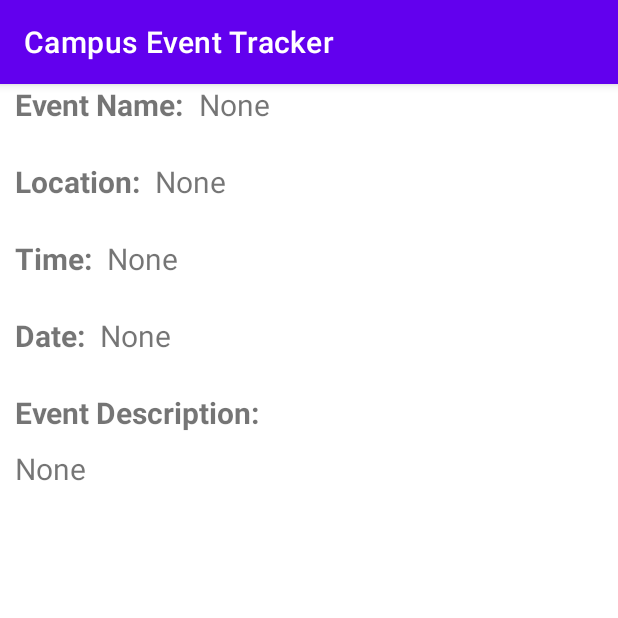
After one commit to CAnsbach/CIT498, an Android app: the EventInfoActivity screen opened directly, with no data from a screen before it, on a phone screen of 412 x 824 dp, the top half of it. The commit adds this screen. Run offline under Robolectric (Android 15) with nearby library versions, the phone set to English and light mode, and no system bars.

Commit message:
Added RecyclerView
Added necessary code for the RecyclerView to be filled with information received from the website JSON file. Also began the creation of the EventInfoActivity Activity.

```diff
--- a/CampusEventTracker/app/src/main/AndroidManifest.xml
+++ b/CampusEventTracker/app/src/main/AndroidManifest.xml
@@ -11,6 +11,9 @@
         android:roundIcon="@mipmap/ic_launcher_round"
         android:supportsRtl="true"
         android:theme="@style/Theme.CampusEventTracker">
+        <activity
+            android:name=".EventInfoActivity"
+            android:exported="true" />
         <activity
             android:name=".EventHomeScreen"
             android:exported="true" />
--- /dev/null
+++ b/CampusEventTracker/app/src/main/java/com/example/campuseventtracker/EventInfoActivity.java
@@ -0,0 +1,14 @@
+package com.example.campuseventtracker;
+
+import androidx.appcompat.app.AppCompatActivity;
+
+import android.os.Bundle;
+
+public class EventInfoActivity extends AppCompatActivity {
+
+    @Override
+    protected void onCreate(Bundle savedInstanceState) {
+        super.onCreate(savedInstanceState);
+        setContentView(R.layout.activity_event_info);
+    }
+}
--- /dev/null
+++ b/CampusEventTracker/app/src/main/res/layout/activity_event_info.xml
@@ -0,0 +1,128 @@
+<?xml version="1.0" encoding="utf-8"?>
+<androidx.constraintlayout.widget.ConstraintLayout xmlns:android="http://schemas.android.com/apk/res/android"
+    xmlns:app="http://schemas.android.com/apk/res-auto"
+    xmlns:tools="http://schemas.android.com/tools"
+    android:layout_width="match_parent"
+    android:layout_height="match_parent"
+    tools:context=".EventInfoActivity">
+
+    <TextView
+        android:id="@+id/txtEventInfoName"
+        android:layout_width="wrap_content"
+        android:layout_height="wrap_content"
+        android:layout_marginStart="10dp"
+        android:text="@string/txtEventInfo_Name"
+        android:textSize="20sp"
+        android:textStyle="bold"
+        app:layout_constraintEnd_toEndOf="parent"
+        app:layout_constraintHorizontal_bias="0.0"
+        app:layout_constraintStart_toStartOf="parent"
+        app:layout_constraintTop_toTopOf="parent" />
+
+    <TextView
+        android:id="@+id/txtEventInfoLocation"
+        android:layout_width="wrap_content"
+        android:layout_height="wrap_content"
+        android:layout_marginStart="10dp"
+        android:layout_marginTop="24dp"
+        android:text="@string/txtEventInfo_Location"
+        android:textSize="20sp"
+        android:textStyle="bold"
+        app:layout_constraintEnd_toEndOf="parent"
+        app:layout_constraintHorizontal_bias="0.0"
+        app:layout_constraintStart_toStartOf="parent"
+        app:layout_constraintTop_toBottomOf="@+id/txtEventInfoName" />
+
+    <TextView
+        android:id="@+id/txtEventInfoDescription"
+        android:layout_width="wrap_content"
+        android:layout_height="wrap_content"
+        android:layout_marginStart="10dp"
+        android:layout_marginTop="24dp"
+        android:text="@string/txtEventInfo_Description"
+        android:textSize="20sp"
+        android:textStyle="bold"
+        app:layout_constraintEnd_toEndOf="parent"
+        app:layout_constraintHorizontal_bias="0.0"
+        app:layout_constraintStart_toStartOf="parent"
+        app:layout_constraintTop_toBottomOf="@+id/txtEventInfoDate" />
+
+    <TextView
+        android:id="@+id/txtEventInfoDate"
+        android:layout_width="wrap_content"
+        android:layout_height="wrap_content"
+        android:layout_marginStart="10dp"
+        android:layout_marginTop="24dp"
+        android:text="@string/txtEventInfo_Date"
+        android:textSize="20sp"
+        android:textStyle="bold"
+        app:layout_constraintStart_toStartOf="parent"
+        app:layout_constraintTop_toBottomOf="@+id/txtEventInfoTime" />
+
+    <TextView
+        android:id="@+id/txtEventInfoTime"
+        android:layout_width="wrap_content"
+        android:layout_height="wrap_content"
+        android:layout_marginStart="10dp"
+        android:layout_marginTop="24dp"
+        android:text="@string/txtEventInfo_Time"
+        android:textSize="20sp"
+        android:textStyle="bold"
+        app:layout_constraintStart_toStartOf="parent"
+        app:layout_constraintTop_toBottomOf="@+id/txtEventInfoLocation" />
+
+    <TextView
+        android:id="@+id/txtDispEventName"
+        android:layout_width="wrap_content"
+        android:layout_height="wrap_content"
+        android:layout_marginStart="10dp"
+        android:text="@string/txtEventInfo_default"
+        android:textSize="20sp"
+        app:layout_constraintStart_toEndOf="@+id/txtEventInfoName"
+        app:layout_constraintTop_toTopOf="parent" />
+
+    <TextView
+        android:id="@+id/txtDispEventLocation"
+        android:layout_width="wrap_content"
+        android:layout_height="wrap_content"
+        android:layout_marginStart="10dp"
+        android:layout_marginTop="24dp"
+        android:text="@string/txtEventInfo_default"
+        android:textSize="20sp"
+        app:layout_constraintStart_toEndOf="@+id/txtEventInfoLocation"
+        app:layout_constraintTop_toBottomOf="@+id/txtDispEventName" />
+
+    <TextView
+        android:id="@+id/txtDispEventDescription"
+        android:layout_width="wrap_content"
+        android:layout_height="wrap_content"
+        android:layout_marginStart="10dp"
+        android:layout_marginTop="10dp"
+        android:text="@string/txtEventInfo_default"
+        android:textSize="20sp"
+        app:layout_constraintStart_toStartOf="parent"
+        app:layout_constraintTop_toBottomOf="@+id/txtEventInfoDescription" />
+
+    <TextView
+        android:id="@+id/txtDispEventDate"
+        android:layout_width="wrap_content"
+        android:layout_height="wrap_content"
+        android:layout_marginStart="10dp"
+        android:layout_marginTop="24dp"
+        android:text="@string/txtEventInfo_default"
+        android:textSize="20sp"
+        app:layout_constraintStart_toEndOf="@+id/txtEventInfoDate"
+        app:layout_constraintTop_toBottomOf="@+id/txtDispEventTime" />
+
+    <TextView
+        android:id="@+id/txtDispEventTime"
+        android:layout_width="wrap_content"
+        android:layout_height="wrap_content"
+        android:layout_marginStart="10dp"
+        android:layout_marginTop="24dp"
+        android:text="@string/txtEventInfo_default"
+        android:textSize="20sp"
+        app:layout_constraintStart_toEndOf="@+id/txtEventInfoTime"
+        app:layout_constraintTop_toBottomOf="@+id/txtDispEventLocation" />
+
+</androidx.constraintlayout.widget.ConstraintLayout>
--- a/CampusEventTracker/app/src/main/res/values/strings.xml
+++ b/CampusEventTracker/app/src/main/res/values/strings.xml
@@ -5,4 +5,11 @@
     <string name="password_PH">Password</string>
     <string name="btnLogin_text">Log In</string>
     <string name="btnRegister_text">Register</string>
+    <string name="btnEventInfo_text">More Info</string>
+    <string name="txtEventInfo_default">None</string>
+    <string name="txtEventInfo_Name">Event Name:</string>
+    <string name="txtEventInfo_Location">Location:</string>
+    <string name="txtEventInfo_Description">Event Description:</string>
+    <string name="txtEventInfo_Date">Date:</string>
+    <string name="txtEventInfo_Time">Time:</string>
 </resources>
```
Also changed, not shown: CampusEventTracker/app/src/main/java/com/example/campuseventtracker/EventHomeScreen.java (+53 -5 lines), CampusEventTracker/app/src/main/java/com/example/campuseventtracker/EventInfo.java (added, +80 -0 lines), CampusEventTracker/app/src/main/java/com/example/campuseventtracker/EventsAdapter.java (added, +103 -0 lines), CampusEventTracker/app/src/main/res/layout/activity_event_home_screen.xml (+5 -6 lines), CampusEventTracker/app/src/main/res/layout/events_row_layout.xml (added, +30 -0 lines).
